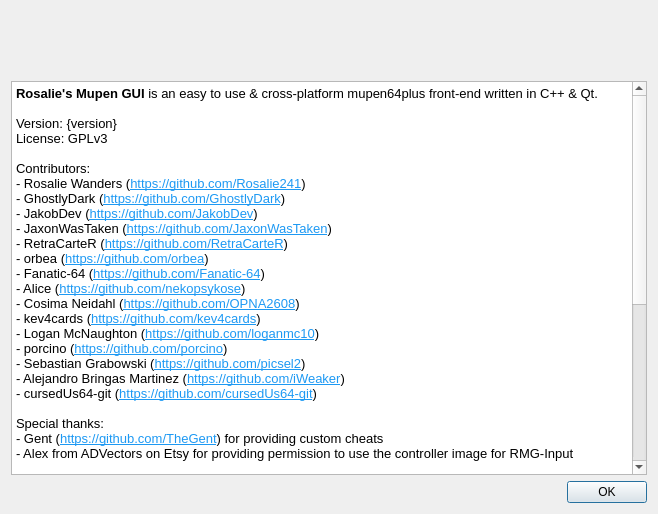
Above: Source/RMG/UserInterface/Dialog/AboutDialog.ui from Rosalie241/RMG before the change. Below: the same form after it.
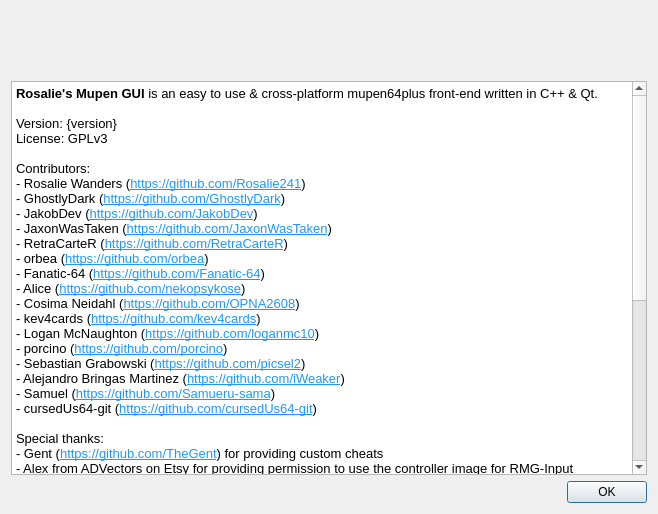
That is the form after the change. Icons and pictures are not drawn.

Commit message: RMG: add Samueru-sama as contributor to AboutDialog.ui

```diff
--- a/Source/RMG/UserInterface/Dialog/AboutDialog.ui
+++ b/Source/RMG/UserInterface/Dialog/AboutDialog.ui
@@ -82,6 +82,7 @@
 &lt;p style=&quot; margin-top:0px; margin-bottom:0px; margin-left:0px; margin-right:0px; -qt-block-indent:0; text-indent:0px;&quot;&gt;- porcino (&lt;a href=&quot;https://github.com/porcino&quot;&gt;&lt;span style=&quot; text-decoration: underline; color:#1d99f3;&quot;&gt;https://github.com/porcino&lt;/span&gt;&lt;/a&gt;)&lt;/p&gt;
 &lt;p style=&quot; margin-top:0px; margin-bottom:0px; margin-left:0px; margin-right:0px; -qt-block-indent:0; text-indent:0px;&quot;&gt;- Sebastian Grabowski (&lt;a href=&quot;https://github.com/picsel2&quot;&gt;&lt;span style=&quot; text-decoration: underline; color:#1d99f3;&quot;&gt;https://github.com/picsel2&lt;/span&gt;&lt;/a&gt;)&lt;/p&gt;
 &lt;p style=&quot; margin-top:0px; margin-bottom:0px; margin-left:0px; margin-right:0px; -qt-block-indent:0; text-indent:0px;&quot;&gt;- Alejandro Bringas Martinez (&lt;a href=&quot;https://github.com/iWeaker&quot;&gt;&lt;span style=&quot; text-decoration: underline; color:#1d99f3;&quot;&gt;https://github.com/iWeaker&lt;/span&gt;&lt;/a&gt;)&lt;/p&gt;
+&lt;p style=&quot; margin-top:0px; margin-bottom:0px; margin-left:0px; margin-right:0px; -qt-block-indent:0; text-indent:0px;&quot;&gt;- Samuel (&lt;a href=&quot;https://github.com/Samueru-sama&quot;&gt;&lt;span style=&quot; text-decoration: underline; color:#1d99f3;&quot;&gt;https://github.com/Samueru-sama&lt;/span&gt;&lt;/a&gt;)&lt;/p&gt;
 &lt;p style=&quot; margin-top:0px; margin-bottom:0px; margin-left:0px; margin-right:0px; -qt-block-indent:0; text-indent:0px;&quot;&gt;- cursedUs64-git (&lt;a href=&quot;https://github.com/cursedUs64-git&quot;&gt;&lt;span style=&quot; text-decoration: underline; color:#1d99f3;&quot;&gt;https://github.com/cursedUs64-git&lt;/span&gt;&lt;/a&gt;)&lt;/p&gt;
 &lt;p style=&quot;-qt-paragraph-type:empty; margin-top:0px; margin-bottom:0px; margin-left:0px; margin-right:0px; -qt-block-indent:0; text-indent:0px;&quot;&gt;&lt;br /&gt;&lt;/p&gt;
 &lt;p style=&quot; margin-top:0px; margin-bottom:0px; margin-left:0px; margin-right:0px; -qt-block-indent:0; text-indent:0px;&quot;&gt;Special thanks:&lt;/p&gt;
```
